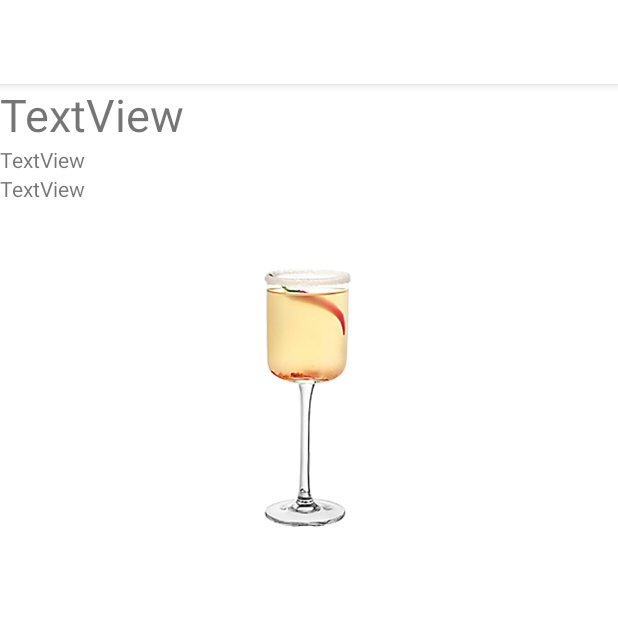
After one commit to Nhyv/BeYourOwnBartender, an Android app: the ReadRecipeActivity screen opened directly, with no data from a screen before it, on a phone screen of 412 x 824 dp, the top half of it. The commit adds this screen. Run offline under Robolectric (Android 15) with nearby library versions, the phone set to English and light mode, and no system bars.

Commit message:
ReadActivity (BEFORE API IMPLEMENTATION)

```diff
--- a/app/src/main/AndroidManifest.xml
+++ b/app/src/main/AndroidManifest.xml
@@ -13,6 +13,9 @@
         android:supportsRtl="true"
         android:theme="@style/Theme.BeYourOwnBartender"
         android:usesCleartextTraffic="true">
+        <activity
+            android:name=".ReadRecipeActivity"
+            android:exported="false" />
         <activity
             android:name=".AddActivity"
             android:exported="false" />
--- a/app/src/main/java/com/example/beyourownbartender/MainAdapterList.java
+++ b/app/src/main/java/com/example/beyourownbartender/MainAdapterList.java
@@ -19,9 +19,11 @@ import java.util.List;
 
 public class MainAdapterList extends RecyclerView.Adapter<MainAdapterList.MainViewHolder> {
     private List<Recipe> recipes;
+    MainActivity main;
 
-    public MainAdapterList(List<Recipe> recipes) {
+    public MainAdapterList(List<Recipe> recipes, MainActivity main) {
         this.recipes = recipes;
+        this.main = main;
     }
 
     @NonNull
@@ -63,7 +65,7 @@ public class MainAdapterList extends RecyclerView.Adapter<MainAdapterList.MainVi
             itemView.setOnClickListener(new View.OnClickListener() {
                 @Override
                 public void onClick(View view) {
-                    // Open the recipe
+                    main.startReadRecipeActivity(recipes.get(getLayoutPosition()));
                 }
             });
         }
--- /dev/null
+++ b/app/src/main/java/com/example/beyourownbartender/ReadRecipeActivity.java
@@ -0,0 +1,14 @@
+package com.example.beyourownbartender;
+
+import androidx.appcompat.app.AppCompatActivity;
+
+import android.os.Bundle;
+
+public class ReadRecipeActivity extends AppCompatActivity {
+
+    @Override
+    protected void onCreate(Bundle savedInstanceState) {
+        super.onCreate(savedInstanceState);
+        setContentView(R.layout.activity_read_recipe);
+    }
+}
--- /dev/null
+++ b/app/src/main/res/layout/activity_read_recipe.xml
@@ -0,0 +1,34 @@
+<?xml version="1.0" encoding="utf-8"?>
+<LinearLayout xmlns:android="http://schemas.android.com/apk/res/android"
+    xmlns:app="http://schemas.android.com/apk/res-auto"
+    xmlns:tools="http://schemas.android.com/tools"
+    android:layout_width="match_parent"
+    android:layout_height="match_parent"
+    android:orientation="vertical"
+    tools:context=".ReadRecipeActivity">
+
+    <TextView
+        android:id="@+id/readTitre"
+        android:layout_width="match_parent"
+        android:layout_height="wrap_content"
+        android:text="TextView"
+        android:textSize="30sp" />
+
+    <TextView
+        android:id="@+id/readAuthor"
+        android:layout_width="match_parent"
+        android:layout_height="wrap_content"
+        android:text="TextView" />
+
+    <TextView
+        android:id="@+id/readRating"
+        android:layout_width="match_parent"
+        android:layout_height="wrap_content"
+        android:text="TextView" />
+
+    <ImageView
+        android:id="@+id/imageView2"
+        android:layout_width="match_parent"
+        android:layout_height="224dp"
+        app:srcCompat="@drawable/recipe_test" />
+</LinearLayout>
```
Also changed, not shown: app/src/main/java/com/example/beyourownbartender/MainActivity.java (+14 -1 lines).
